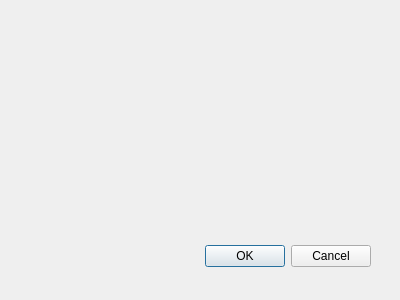
This is dialogs/movenodedialog.ui in caxapyk/TPointer as Qt 5 draws it before an edit. The edited form follows.
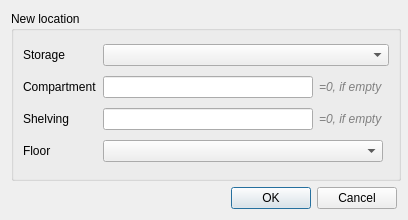
This is the edited form. Icons and pictures are not drawn.

What changed in the file:
```diff
--- a/dialogs/movenodedialog.ui
+++ b/dialogs/movenodedialog.ui
@@ -8,29 +8,126 @@
    <rect>
     <x>0</x>
     <y>0</y>
-    <width>400</width>
-    <height>300</height>
+    <width>408</width>
+    <height>220</height>
    </rect>
   </property>
+  <property name="minimumSize">
+   <size>
+    <width>390</width>
+    <height>220</height>
+   </size>
+  </property>
+  <property name="maximumSize">
+   <size>
+    <width>408</width>
+    <height>220</height>
+   </size>
+  </property>
   <property name="windowTitle">
    <string>Dialog</string>
   </property>
-  <widget name="buttonBox" class="QDialogButtonBox">
-   <property name="geometry">
-    <rect>
-     <x>30</x>
-     <y>240</y>
-     <width>341</width>
-     <height>32</height>
-    </rect>
-   </property>
-   <property name="orientation">
-    <enum>Qt::Horizontal</enum>
-   </property>
-   <property name="standardButtons">
-    <set>QDialogButtonBox::Cancel|QDialogButtonBox::Ok</set>
-   </property>
-  </widget>
+  <property name="windowIcon">
+   <iconset resource="../resources.qrc">
+    <normaloff>:/icons/icon.png</normaloff>:/icons/icon.png</iconset>
+  </property>
+  <layout class="QVBoxLayout" name="verticalLayout">
+   <item>
+    <widget class="QGroupBox" name="groupBox">
+     <property name="minimumSize">
+      <size>
+       <width>390</width>
+       <height>0</height>
+      </size>
+     </property>
+     <property name="title">
+      <string>New location</string>
+     </property>
+     <layout class="QGridLayout" name="gridLayout">
+      <item row="3" column="0">
+       <widget class="QLabel" name="label_4">
+        <property name="text">
+         <string>Shelving</string>
+        </property>
+       </widget>
+      </item>
+      <item row="2" column="0">
+       <widget class="QLabel" name="label_3">
+        <property name="text">
+         <string>Compartment</string>
+        </property>
+       </widget>
+      </item>
+      <item row="0" column="0">
+       <widget class="QLabel" name="label">
+        <property name="sizePolicy">
+         <sizepolicy hsizetype="Preferred" vsizetype="Preferred">
+          <horstretch>0</horstretch>
+          <verstretch>0</verstretch>
+         </sizepolicy>
+        </property>
+        <property name="text">
+         <string>Storage</string>
+        </property>
+       </widget>
+      </item>
+      <item row="4" column="1" colspan="2">
+       <widget class="QComboBox" name="cB_floor"/>
+      </item>
+      <item row="3" column="2">
+       <widget class="QLabel" name="label_12">
+        <property name="styleSheet">
+         <string notr="true">color:gray;font-size:12px;font-style:italic;</string>
+        </property>
+        <property name="text">
+         <string>=0, if empty</string>
+        </property>
+       </widget>
+      </item>
+      <item row="3" column="1">
+       <widget class="QLineEdit" name="lE_shelving"/>
+      </item>
+      <item row="4" column="0">
+       <widget class="QLabel" name="label_2">
+        <property name="text">
+         <string>Floor</string>
+        </property>
+       </widget>
+      </item>
+      <item row="0" column="1" colspan="3">
+       <widget class="QComboBox" name="cB_storage">
+        <property name="styleSheet">
+         <string notr="true"/>
+        </property>
+       </widget>
+      </item>
+      <item row="2" column="2">
+       <widget class="QLabel" name="label_11">
+        <property name="styleSheet">
+         <string notr="true">color:gray;font-size:12px;font-style:italic;</string>
+        </property>
+        <property name="text">
+         <string>=0, if empty</string>
+        </property>
+       </widget>
+      </item>
+      <item row="2" column="1">
+       <widget class="QLineEdit" name="lE_compartment"/>
+      </item>
+     </layout>
+    </widget>
+   </item>
+   <item>
+    <widget class="QDialogButtonBox" name="buttonBox">
+     <property name="orientation">
+      <enum>Qt::Horizontal</enum>
+     </property>
+     <property name="standardButtons">
+      <set>QDialogButtonBox::Cancel|QDialogButtonBox::Ok</set>
+     </property>
+    </widget>
+   </item>
+  </layout>
  </widget>
  <pixmapfunction/>
  <resources/>
```
Left out of the diff: 13 changed lines with no effect on the pictures.
